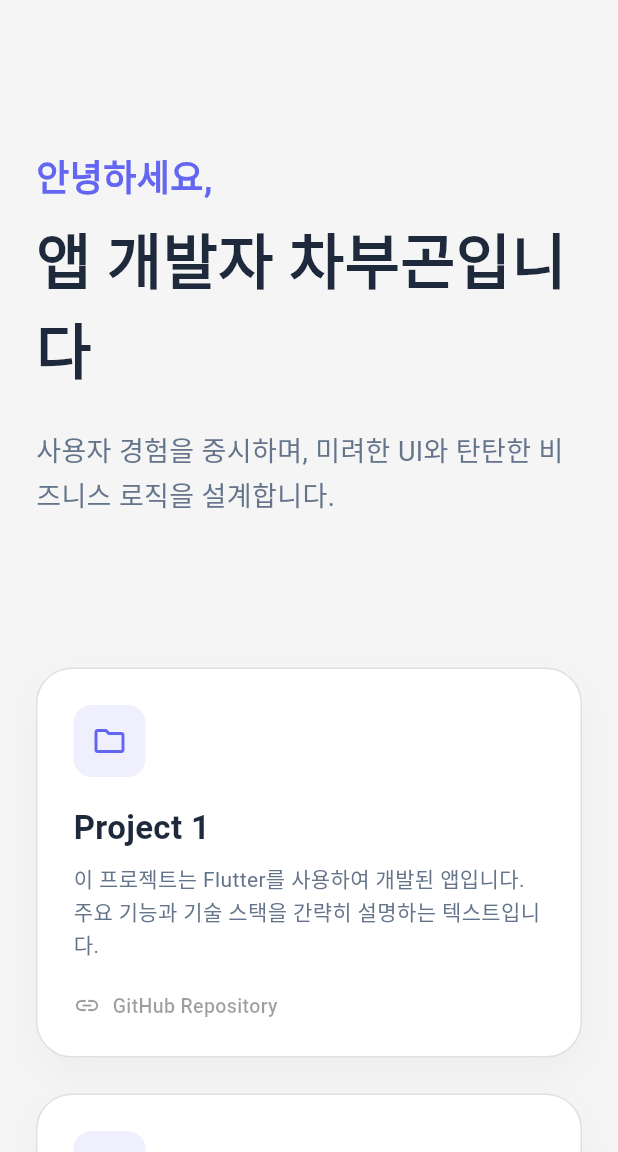
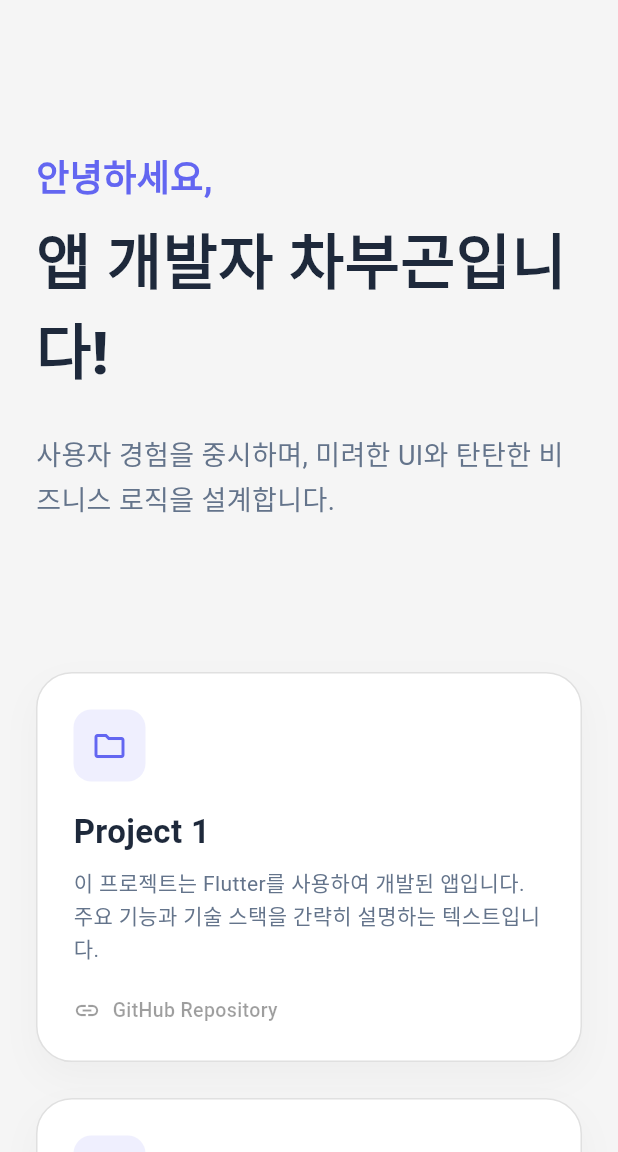
Before and after one commit to Dev-Combu/portfolio, a Flutter app: the screen it shows after launch, on a phone screen of 412 x 824 dp, the part 84-1236 px from its top. Run offline on Flutter 3.47's test engine with Material 3 defaults, Android fonts, the phone set to English and light mode, and no system bars.

```diff
--- a/lib/home.dart
+++ b/lib/home.dart
@@ -66,7 +66,7 @@ class _HomePageState extends State<HomePage> {
                     ),
                     const SizedBox(height: 8),
                     Text(
-                      "앱 개발자 차부곤입니다",
+                      "앱 개발자 차부곤입니다!",
                       style: TextStyle(
                         fontSize: isMobile ? 40 : 64,
                         fontWeight: FontWeight.w800,
```
